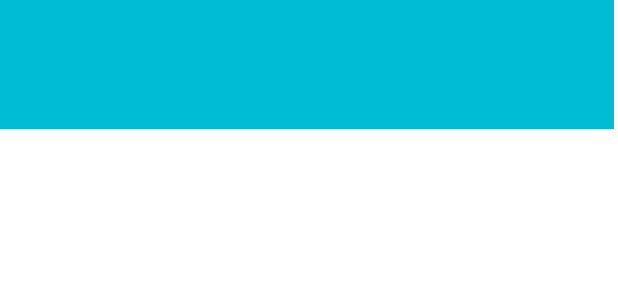
After one commit to AlbertCire/PracticaASM, an Android app: the layout activity_main.xml on its own in the app's theme, with its tools: preview values and no code run, on a phone screen of 412 x 824 dp. The commit adds this screen. Shown: the top 300 px of the screen. Run offline under Robolectric (Android 15) with nearby library versions, the phone set to English and light mode, and no system bars; Roboto replaces fonts that are not available here.

Commit message:
Afegida MainActivity amb canvis puntuals

```diff
--- a/app/build.gradle
+++ b/app/build.gradle
@@ -31,4 +31,5 @@ dependencies {
     testImplementation 'junit:junit:4.12'
     androidTestImplementation 'androidx.test.ext:junit:1.1.1'
     androidTestImplementation 'androidx.test.espresso:espresso-core:3.2.0'
+    implementation 'com.google.android.material:material:1.1.0'
 }
--- a/app/src/main/AndroidManifest.xml
+++ b/app/src/main/AndroidManifest.xml
@@ -18,7 +18,7 @@
         <activity android:name=".TutorialActivity"/>
         <activity android:name=".LoginActivity"/>
         <activity android:name=".ErrorLoginActivity"/>
-
+        <activity android:name=".MainActivity"/>
 
         <meta-data
             android:name="preloaded_fonts"
--- /dev/null
+++ b/app/src/main/res/layout/activity_main.xml
@@ -0,0 +1,24 @@
+<?xml version="1.0" encoding="utf-8"?>
+<androidx.constraintlayout.widget.ConstraintLayout xmlns:android="http://schemas.android.com/apk/res/android"
+    xmlns:tools="http://schemas.android.com/tools"
+    android:layout_width="match_parent"
+    android:layout_height="match_parent"
+    android:background="@android:color/background_light">
+
+    <com.google.android.material.navigation.NavigationView
+        android:id="@+id/drawerLayout"
+        android:layout_width="409dp"
+        android:layout_height="729dp"
+        android:background="@color/cardview_light_background"
+        tools:layout_editor_absoluteX="1dp"
+        tools:layout_editor_absoluteY="1dp">
+
+        <androidx.appcompat.widget.Toolbar
+            android:id="@+id/toolbar"
+            android:layout_width="match_parent"
+            android:layout_height="86dp"
+            android:background="#00BCD4"
+            android:minHeight="?attr/actionBarSize"
+            android:theme="?attr/actionBarTheme" />
+    </com.google.android.material.navigation.NavigationView>
+</androidx.constraintlayout.widget.ConstraintLayout>
--- a/app/src/main/res/values/strings.xml
+++ b/app/src/main/res/values/strings.xml
@@ -5,4 +5,6 @@
     <string name="tutorial_text_3">Learn</string>
     <string name="email">sandra.adams@email.com</string>
     <string name="password">123456</string>
+    <string name="navigation_drawer_open">News</string>
+    <string name="navigation_drawer_close">Close menu</string>
 </resources>
```
Also changed, not shown: app/src/main/java/cat/urv/deim/asm/p2/common/MainActivity.java (added, +31 -0 lines).
